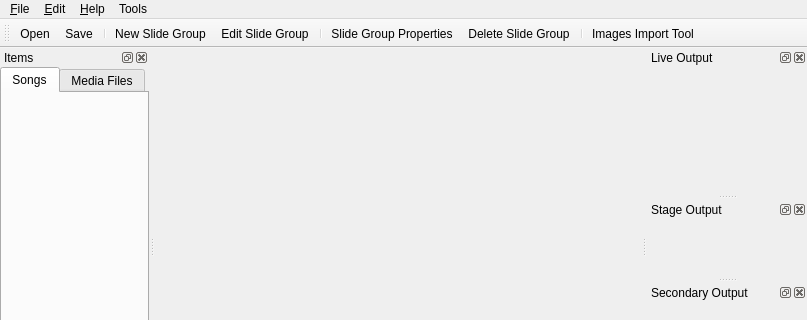
Above: src/mainwindow.ui from google-code-export/dviz before the change; both pictures show x 0 to 807 and y 0 to 320 of the 807 by 465 pixel window. Below: the same form after it.
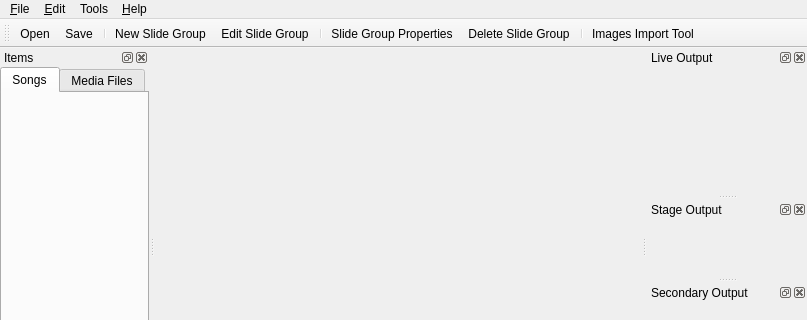
That is the form after the change.

Patch:
```diff
--- a/src/mainwindow.ui
+++ b/src/mainwindow.ui
@@ -68,8 +68,8 @@
    </widget>
    <addaction name="menuFile"/>
    <addaction name="menuEdit"/>
-   <addaction name="menuHelp"/>
    <addaction name="menuTools"/>
+   <addaction name="menuHelp"/>
   </widget>
   <widget class="QStatusBar" name="statusbar"/>
   <widget class="QDockWidget" name="dwItems">
```
